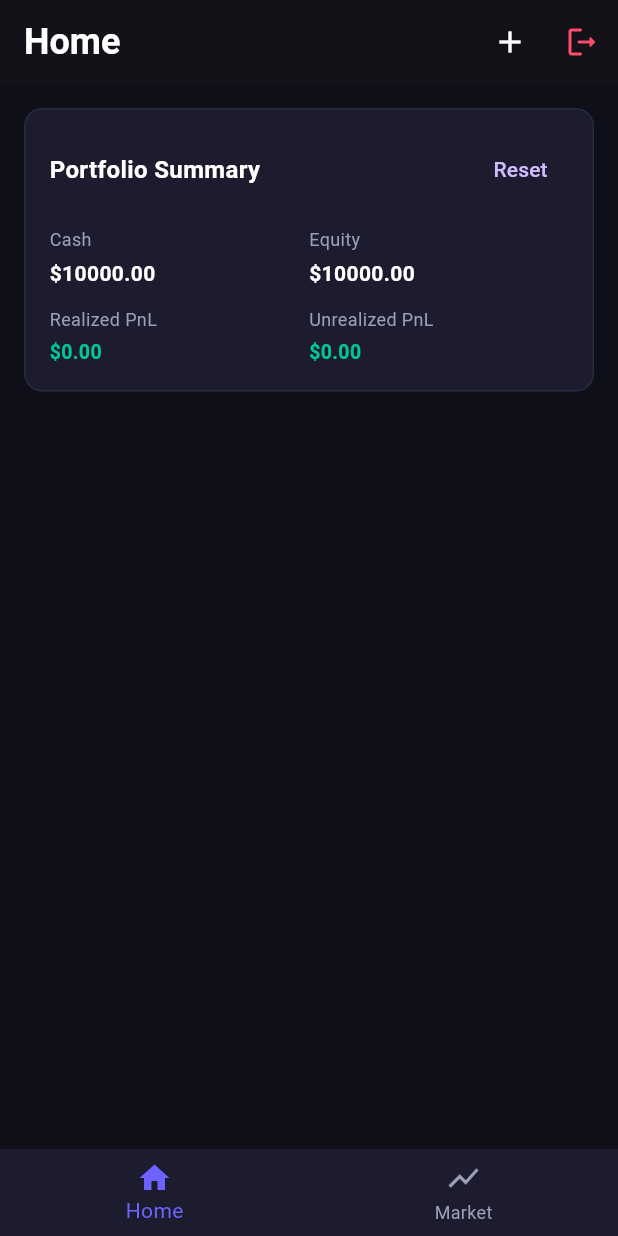
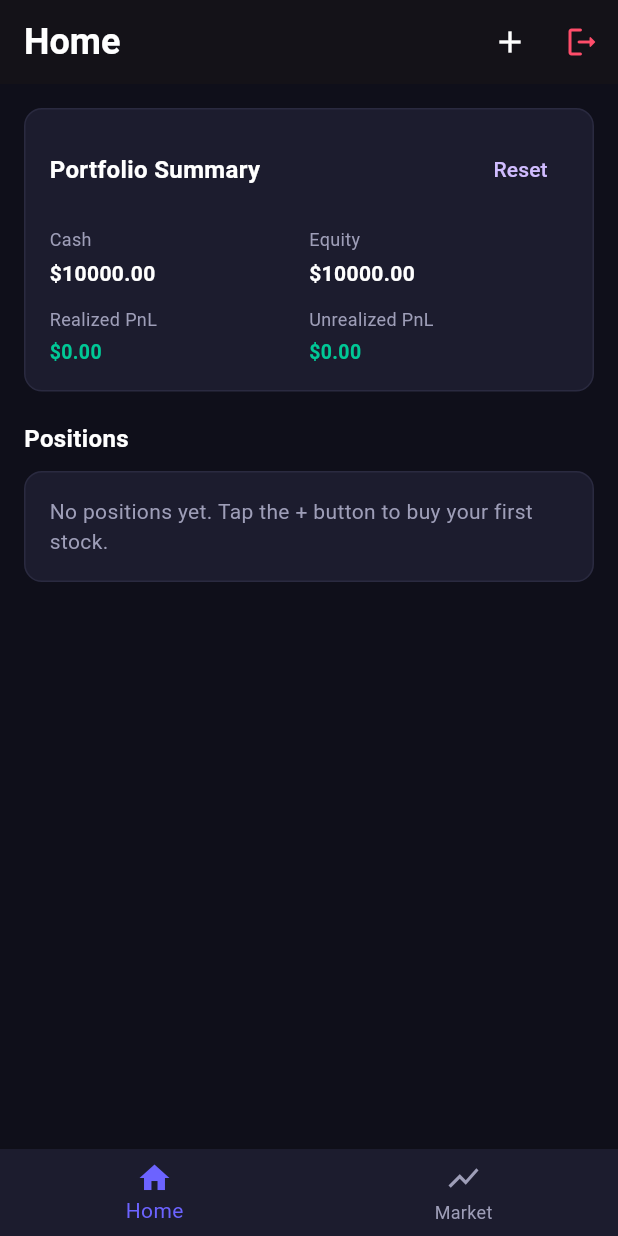
Before and after one commit to dalayhoailinh/portfolio_tracker, a Flutter app: the HomePage screen opened by its route, on a phone screen of 412 x 824 dp. Run offline on Flutter 3.47's test engine with Material 3 defaults, Android fonts, the phone set to English and light mode, and no system bars; our stand-ins replace flutter_riverpod, freezed_annotation, go_router, shared_preferences; accounts and stored records are empty.

Commit message:
feat: add positions section to home page

```diff
--- a/lib/features/portfolio/presentation/pages/home_page.dart
+++ b/lib/features/portfolio/presentation/pages/home_page.dart
@@ -5,8 +5,10 @@ import 'package:go_router/go_router.dart';
 import '../../../../core/constants/app_colors.dart';
 import '../../../../core/constants/app_text_styles.dart';
 import '../../../auth/data/providers/auth_notifier.dart';
+import '../../../market/data/providers/market_notifier.dart';
 import '../../data/providers/portfolio_notifier.dart';
 import '../widgets/portfolio_summary_card.dart';
+import '../widgets/position_tile.dart';
 
 class HomePage extends ConsumerWidget {
   const HomePage({super.key});
@@ -14,6 +16,8 @@ class HomePage extends ConsumerWidget {
   @override
   Widget build(BuildContext context, WidgetRef ref) {
     final portfolioState = ref.watch(portfolioProvider);
+    final marketState = ref.watch(marketProvider);
+    final position = portfolioState.positions.values.toList();
 
     return Scaffold(
       appBar: AppBar(
@@ -48,6 +52,36 @@ class HomePage extends ConsumerWidget {
               },
             ),
             const SizedBox(height: 20),
+            const Text('Positions', style: AppTextStyles.titleMedium),
+            const SizedBox(height: 10),
+            if (position.isEmpty)
+              Container(
+                padding: const EdgeInsets.all(16),
+                decoration: BoxDecoration(
+                  color: AppColors.surface,
+                  borderRadius: BorderRadius.circular(12),
+                  border: Border.all(color: AppColors.divider),
+                ),
+                child: const Text(
+                  'No positions yet. Tap the + button to buy your first stock.',
+                  style: AppTextStyles.bodyMedium,
+                ),
+              )
+            else
+              ...position.map((pos) {
+                final stock = marketState.stocks.firstWhere(
+                  (s) => s.symbol == pos.symbol,
+                  orElse: () => marketState.stocks.first,
+                );
+
+                return PositionTile(
+                  position: pos,
+                  currentPrice: stock.price,
+                  onTap: () {
+                    // TODO: open withdraw sheet
+                  },
+                );
+              }),
           ],
         ),
       ),
```
